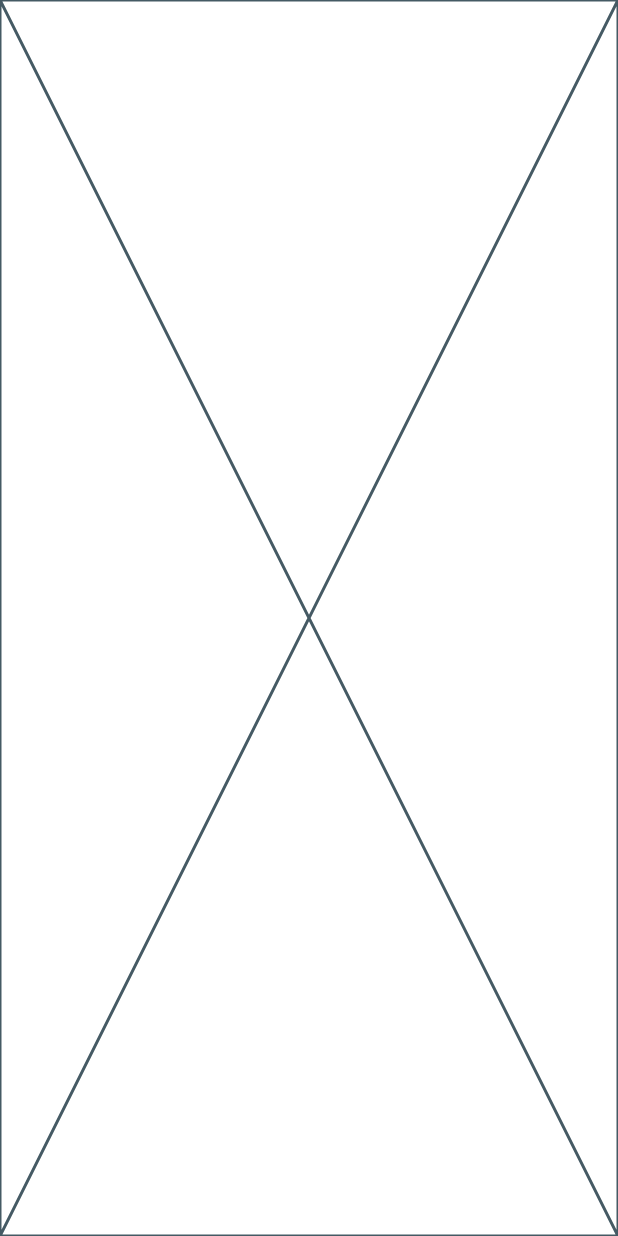
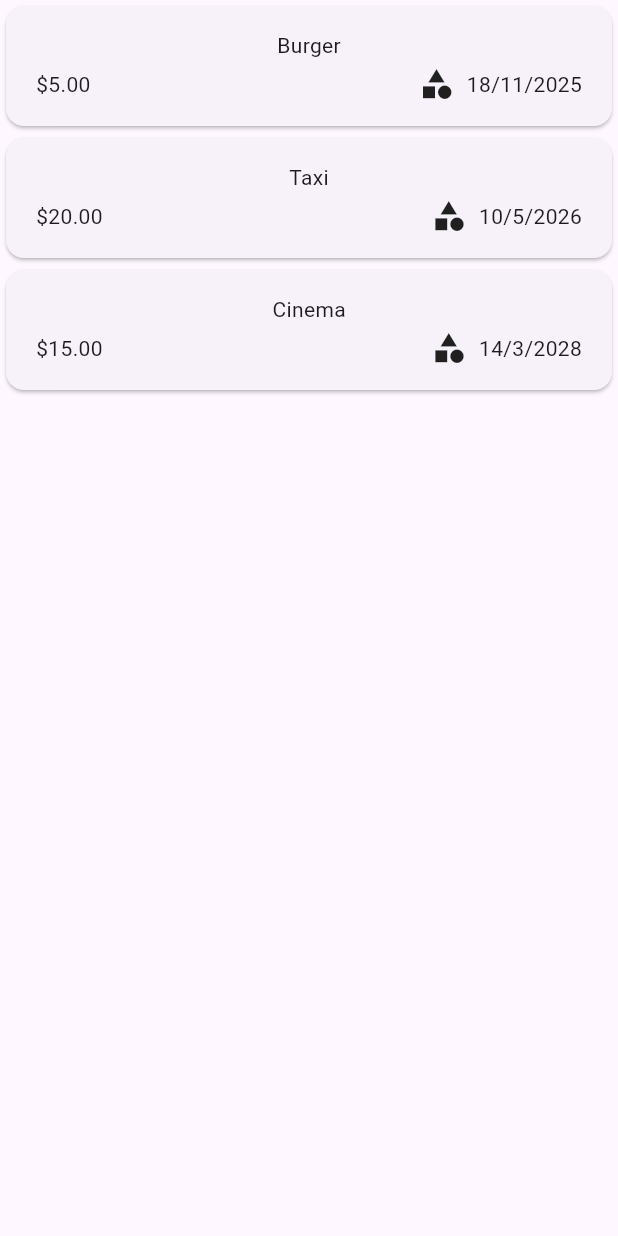
Before and after one commit to CyberJunior18/ExpensesApp, a Flutter app: the screen it shows after launch, on a phone screen of 412 x 824 dp. Run offline on Flutter 3.47's test engine with Material 3 defaults, Android fonts, the phone set to English and light mode, and no system bars.

Commit message:
done with card

```diff
--- a/lib/expenses_app.dart
+++ b/lib/expenses_app.dart
@@ -1,4 +1,7 @@
+import 'package:expenses_tracker/widgets/expenses_list.dart';
 import 'package:flutter/material.dart';
+
+import 'models/expense.dart';
 
 class ExpensesApp extends StatefulWidget {
   const ExpensesApp({super.key});
@@ -8,8 +11,33 @@ class ExpensesApp extends StatefulWidget {
 }
 
 class _ExpensesAppState extends State<ExpensesApp> {
+  final List<Expense> _registeredExpensesList = [
+    Expense(
+      amount: 5,
+      date: DateTime.now(),
+      title: 'Burger',
+      category: Category.food,
+    ),
+    Expense(
+      amount: 20,
+      date: DateTime(2026, 5, 10),
+      title: 'Taxi',
+      category: Category.travel,
+    ),
+    Expense(
+      amount: 15,
+      date: DateTime(2028, 3, 14),
+      title: 'Cinema',
+      category: Category.leisure,
+    ),
+  ];
+
   @override
   Widget build(BuildContext context) {
-    return const Placeholder();
+    return MaterialApp(
+      home: Scaffold(
+        body: ExpensesList(expensesList: _registeredExpensesList),
+      ),
+    );
   }
 }
--- /dev/null
+++ b/lib/models/expense.dart
@@ -0,0 +1,23 @@
+import 'package:intl/intl.dart';
+import 'package:uuid/uuid.dart';
+
+class Expense {
+  Expense({
+    required this.title,
+    required this.amount,
+    required this.date,
+    required this.category,
+  });
+
+  final String id = Uuid().v4();
+  final String title;
+  final double amount;
+  final DateTime date;
+  Category category;
+
+  String get formattedDate {
+    return DateFormat.yMd().format(date);
+  }
+}
+
+enum Category { food, work, leisure, travel }
--- /dev/null
+++ b/lib/widgets/expenses_item.dart
@@ -0,0 +1,36 @@
+import 'package:expenses_tracker/models/expense.dart';
+import 'package:flutter/material.dart';
+
+class ExpenseItem extends StatelessWidget {
+  const ExpenseItem({super.key, required this.expense});
+  final Expense expense;
+  @override
+  Widget build(BuildContext context) {
+    return Card(
+      child: Padding(
+        padding: EdgeInsets.symmetric(horizontal: 20, vertical: 16),
+        child: Column(
+          children: [
+            Text(expense.title),
+            SizedBox(height: 4),
+            Row(
+              mainAxisAlignment: MainAxisAlignment.spaceBetween,
+              children: [
+                Text('\$${expense.amount.toStringAsFixed(2)}'),
+                Row(
+                  children: [
+                    Icon(Icons.category),
+                    SizedBox(width: 8),
+                    Text(
+                      '${expense.date.day}/${expense.date.month}/${expense.date.year}',
+                    ),
+                  ],
+                ),
+              ],
+            ),
+          ],
+        ),
+      ),
+    );
+  }
+}
--- /dev/null
+++ b/lib/widgets/expenses_list.dart
@@ -0,0 +1,17 @@
+import 'package:expenses_tracker/models/expense.dart';
+import 'package:expenses_tracker/widgets/expenses_item.dart';
+import 'package:flutter/material.dart';
+
+class ExpensesList extends StatelessWidget {
+  const ExpensesList({super.key, required this.expensesList});
+  final List<Expense> expensesList;
+
+  @override
+  Widget build(BuildContext context) {
+    return ListView.builder(
+      itemCount: expensesList.length,
+      itemBuilder: (context, index) =>
+          ExpenseItem(expense: expensesList[index]),
+    );
+  }
+}
--- a/pubspec.yaml
+++ b/pubspec.yaml
@@ -9,6 +9,8 @@ environment:
 dependencies:
   flutter:
     sdk: flutter
+  intl: ^0.20.2
+  uuid: ^4.5.2
 
 dev_dependencies:
   flutter_test:
```
Also changed, not shown: pubspec.lock.
